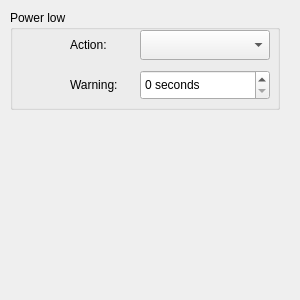
Before: the Qt Designer form config/powerlowsettings.ui in lxqt/lxqt-powermanagement, drawn with Qt 5.
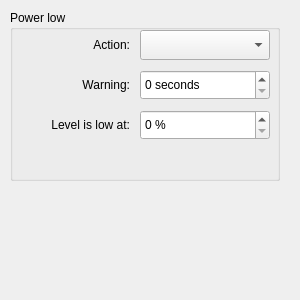
After: the same form once the commit is applied.

Commit message: Razor-autosuspend: power-low-level is now configurable

```diff
--- a/config/powerlowsettings.ui
+++ b/config/powerlowsettings.ui
@@ -19,7 +19,7 @@
      <x>10</x>
      <y>10</y>
      <width>270</width>
-     <height>100</height>
+     <height>171</height>
     </rect>
    </property>
    <property name="title">
@@ -38,28 +38,34 @@
    <widget class="QLabel" name="actionLabel">
     <property name="geometry">
      <rect>
-      <x>60</x>
+      <x>10</x>
       <y>20</y>
-      <width>60</width>
+      <width>110</width>
       <height>30</height>
      </rect>
     </property>
     <property name="text">
      <string>Action:</string>
     </property>
+    <property name="alignment">
+     <set>Qt::AlignRight|Qt::AlignTrailing|Qt::AlignVCenter</set>
+    </property>
    </widget>
    <widget class="QLabel" name="warningLabel">
     <property name="geometry">
      <rect>
-      <x>60</x>
+      <x>10</x>
       <y>60</y>
-      <width>60</width>
+      <width>110</width>
       <height>30</height>
      </rect>
     </property>
     <property name="text">
      <string>Warning:</string>
     </property>
+    <property name="alignment">
+     <set>Qt::AlignRight|Qt::AlignTrailing|Qt::AlignVCenter</set>
+    </property>
    </widget>
    <widget class="QSpinBox" name="warningSpinBox">
     <property name="geometry">
@@ -77,6 +83,35 @@
      <number>500</number>
     </property>
    </widget>
+   <widget class="QLabel" name="levelLabel">
+    <property name="geometry">
+     <rect>
+      <x>10</x>
+      <y>100</y>
+      <width>110</width>
+      <height>30</height>
+     </rect>
+    </property>
+    <property name="text">
+     <string>Level is low at:</string>
+    </property>
+    <property name="alignment">
+     <set>Qt::AlignRight|Qt::AlignTrailing|Qt::AlignVCenter</set>
+    </property>
+   </widget>
+   <widget class="QSpinBox" name="levelSpinBox">
+    <property name="geometry">
+     <rect>
+      <x>130</x>
+      <y>100</y>
+      <width>130</width>
+      <height>30</height>
+     </rect>
+    </property>
+    <property name="suffix">
+     <string> %</string>
+    </property>
+   </widget>
   </widget>
  </widget>
  <resources/>
```
The commit also changes 5 other files.
